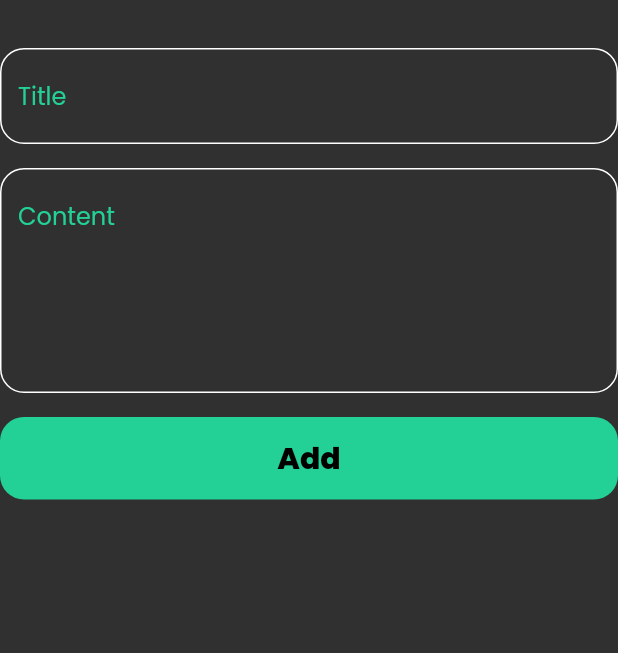
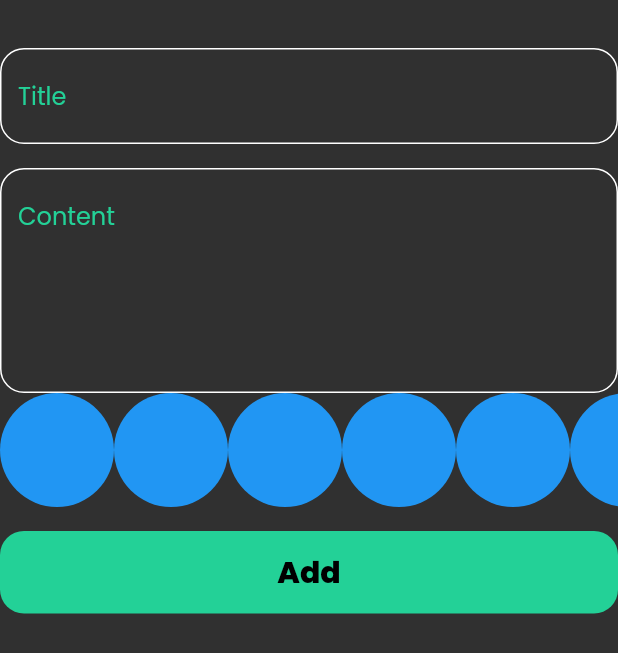
Before and after one commit to makdad-raee/notes_app, a Flutter app: the AddNoteForm widget shown alone on an empty page, opened directly, on a phone screen of 412 x 824 dp. Shown: the top 653 px of the screen. Run offline on Flutter 3.47's test engine with Material 2 defaults, Android fonts, the phone set to English and light mode, and no system bars; our stand-ins replace flutter_bloc, google_fonts, hive, hive_flutter; accounts and stored records are empty.

Commit message:
create colors list view Part one

```diff
--- a/lib/views/widgets/add_note_form.dart
+++ b/lib/views/widgets/add_note_form.dart
@@ -3,6 +3,7 @@ import 'package:flutter_bloc/flutter_bloc.dart';
 import 'package:notes_app/cubits/notes_cubit.dart';
 import 'package:notes_app/cubits/states.dart';
 import 'package:notes_app/models/notesmodel.dart';
+import 'package:notes_app/views/widgets/colors_list_view.dart';
 import 'package:notes_app/views/widgets/custom_button.dart';
 import 'package:notes_app/views/widgets/custom_text_field.dart';
 import 'package:intl/intl.dart';
@@ -46,6 +47,7 @@ class _AddNoteFormState extends State<AddNoteForm> {
               subTitle = value;
             },
           ),
+          const ColorListView(),
           const SizedBox(
             height: 16,
           ),
@@ -74,7 +76,7 @@ class _AddNoteFormState extends State<AddNoteForm> {
             },
           ),
           const SizedBox(
-            height: 80,
+            height: 16,
           ),
         ],
       ),
--- /dev/null
+++ b/lib/views/widgets/colors_list_view.dart
@@ -0,0 +1,31 @@
+import 'package:flutter/material.dart';
+
+class ColorItem extends StatelessWidget {
+  const ColorItem({super.key});
+
+  @override
+  Widget build(BuildContext context) {
+    return const CircleAvatar(
+      radius: 38,
+      backgroundColor: Colors.blue,
+    );
+  }
+}
+
+class ColorListView extends StatelessWidget {
+  const ColorListView({super.key});
+
+  @override
+  Widget build(BuildContext context) {
+    return SizedBox(
+      height: 38 * 2,
+      child: ListView.builder(
+        itemCount: 10,
+        scrollDirection: Axis.horizontal,
+        itemBuilder: (context, index) {
+          return const ColorItem();
+        },
+      ),
+    );
+  }
+}
```
